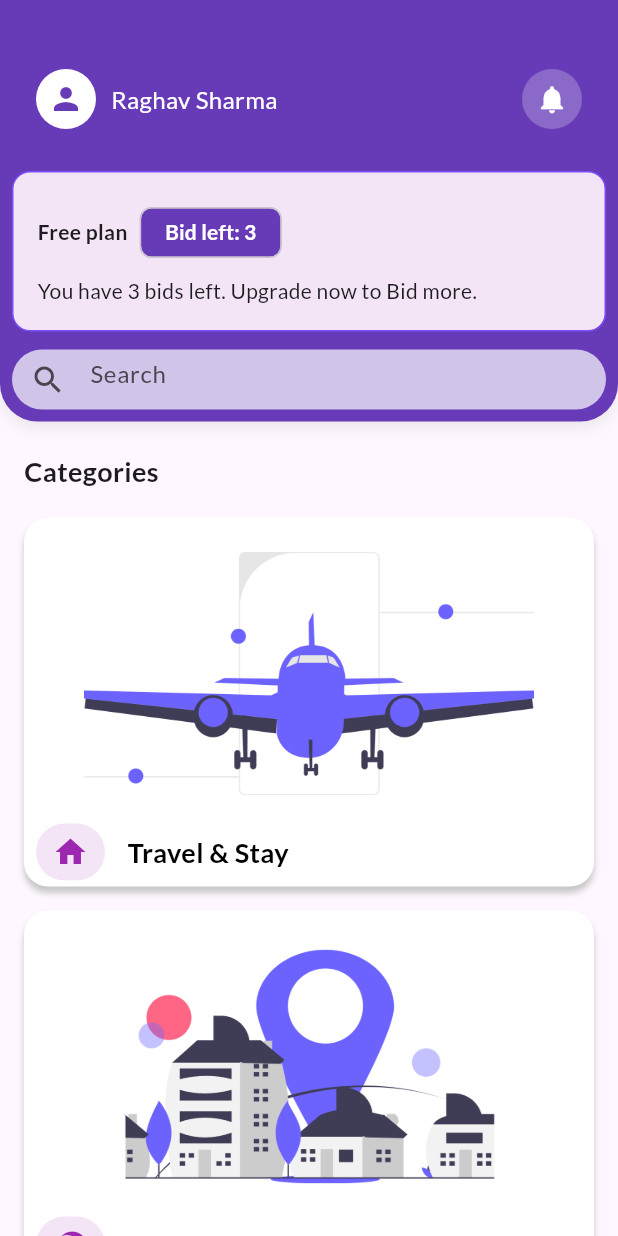
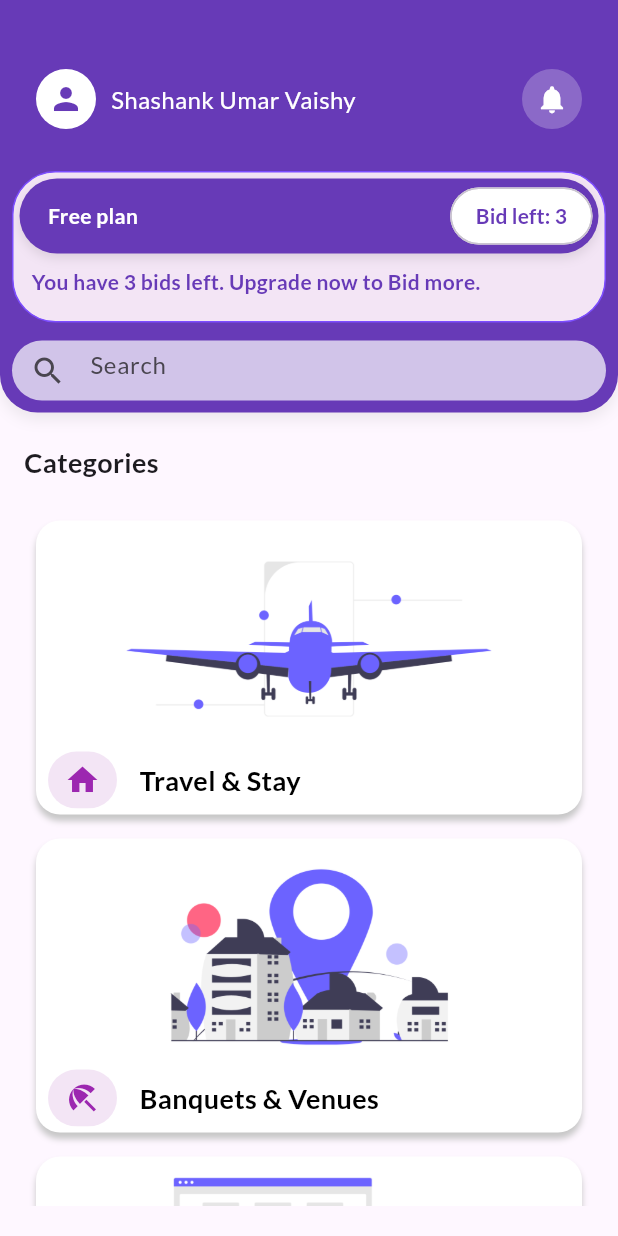
Before and after one commit to ShashankUmarVaishy/flutter_travel_app, a Flutter app: the screen it shows after launch, on a phone screen of 412 x 824 dp. Run offline on Flutter 3.47's test engine with Material 3 defaults, Android fonts, the phone set to English and light mode, and no system bars; our stand-ins replace google_fonts.

```diff
--- a/lib/Pages/home_page.dart
+++ b/lib/Pages/home_page.dart
@@ -39,8 +39,7 @@ class _HomePageState extends State<HomePage> {
 
   @override
   Widget build(BuildContext context) {
-    return SingleChildScrollView(
-      child: Material(
+    return Material(
       //backgroundColor: Colors.grey[200],
       child: Column(
         children: [
@@ -79,7 +78,7 @@ class _HomePageState extends State<HomePage> {
                       const SizedBox(width: 10),
                       const Expanded(
                         child: Text(
-                            "Raghav Sharma",
+                          "Shashank Umar Vaishy",
                           style: TextStyle(color: Colors.white, fontSize: 16),
                         ),
                       ),
@@ -105,37 +104,79 @@ class _HomePageState extends State<HomePage> {
 
                 // Plan Section
                 Container(
-                    padding: const EdgeInsets.all(16),
+                  padding: const EdgeInsets.only(
+                    top: 4,
+                    bottom: 12,
+                    left: 4,
+                    right: 4,
+                  ),
                   decoration: BoxDecoration(
                     color: Colors.purple[50],
-                      borderRadius: BorderRadius.circular(12),
+                    borderRadius: BorderRadius.circular(29),
                     border: Border.all(color: Colors.deepPurpleAccent),
                   ),
                   child: Column(
                     crossAxisAlignment: CrossAxisAlignment.start,
                     children: [
-                        Row(
-                          children: const [
-                            Text(
+                      Container(
+                        padding: const EdgeInsets.symmetric(
+                          horizontal: 4,
+                          vertical: 1,
+                        ),
+                        decoration: BoxDecoration(
+                          color: Colors.deepPurple, // background color
+                          borderRadius: BorderRadius.circular(
+                            30,
+                          ), // rounded background
+                          boxShadow: [
+                            BoxShadow(
+                              color: Colors.black.withOpacity(0.1),
+                              blurRadius: 6,
+                              offset: const Offset(0, 3),
+                            ),
+                          ],
+                        ),
+                        child: Row(
+                          mainAxisAlignment: MainAxisAlignment.spaceBetween,
+                          children: [
+                            Padding(
+                              padding: const EdgeInsets.only(left: 15),
+                              child: Text(
                                 "Free plan",
-                              style: TextStyle(fontWeight: FontWeight.bold),
+                                style: TextStyle(
+                                  color: Colors.white,
+                                  fontWeight: FontWeight.bold,
                                 ),
-                            SizedBox(width: 8),
-                            // Small rounded bid box
+                              ),
+                            ),
+
                             Chip(
                               label: Text("Bid left: 3"),
-                              backgroundColor: Colors.deepPurple,
+                              backgroundColor: Colors.white,
                               labelStyle: TextStyle(
-                                color: Colors.white,
+                                color: Colors.deepPurple,
                                 fontWeight: FontWeight.bold,
-                                height: 1,
+                              ),
+                              shape: RoundedRectangleBorder(
+                                borderRadius: BorderRadius.circular(20),
                               ),
                             ),
                           ],
                         ),
+                      ),
                       const SizedBox(height: 5),
-                        const Text(
+                      Padding(
+                        padding: const EdgeInsets.symmetric(
+                          vertical: 4,
+                          horizontal: 8,
+                        ),
+                        child: const Text(
                           "You have 3 bids left. Upgrade now to Bid more.",
+                          style: TextStyle(
+                            color: Colors.deepPurple,
+                            fontWeight: FontWeight.bold,
+                          ),
+                        ),
                       ),
                     ],
                   ),
@@ -167,7 +208,7 @@ class _HomePageState extends State<HomePage> {
 
           const SizedBox(height: 20),
 
-            // Categories Title
+          // Categories
           Container(
             alignment: Alignment.centerLeft,
             padding: const EdgeInsets.symmetric(horizontal: 16),
@@ -178,16 +219,22 @@ class _HomePageState extends State<HomePage> {
           ),
 
           const SizedBox(height: 10),
-
-            ...categories.map((cat) {
+          Expanded(
+            child: ListView.builder(
+              itemCount: categories.length,
+              padding: const EdgeInsets.all(8),
+              itemBuilder: (context, index) {
+                final cat = categories[index];
                 return CategoryCard(
                   imageUrl: cat['imageUrl'],
                   title: cat['title'],
                   logo_type: iconMapping[cat['logotype']] ?? Icons.bolt_sharp,
                 );
-            }),
+              },
+            ),
+          ),
+          const SizedBox(height: 20),
         ],
-        ),
       ),
     );
   }
--- a/lib/widgets/category_card.dart
+++ b/lib/widgets/category_card.dart
@@ -13,7 +13,7 @@ class CategoryCard extends StatelessWidget {
       required this.imageUrl,
       required this.title,
       required this.logo_type,
-    }) : super(key: key);
+    }) :assert( imageUrl!="" && title !=""), super(key: key);
 
   @override
   Widget build(BuildContext context) {
@@ -37,9 +37,9 @@ class CategoryCard extends StatelessWidget {
           children: [
             Image.asset(
               imageUrl,
-              height: 200,
+              height: 150,
               width: 300,
-              fit: BoxFit.cover,
+              fit: BoxFit.contain,
             ),
             Row(
               children: [
```
Lines whose indentation alone changed are shown as unchanged.
